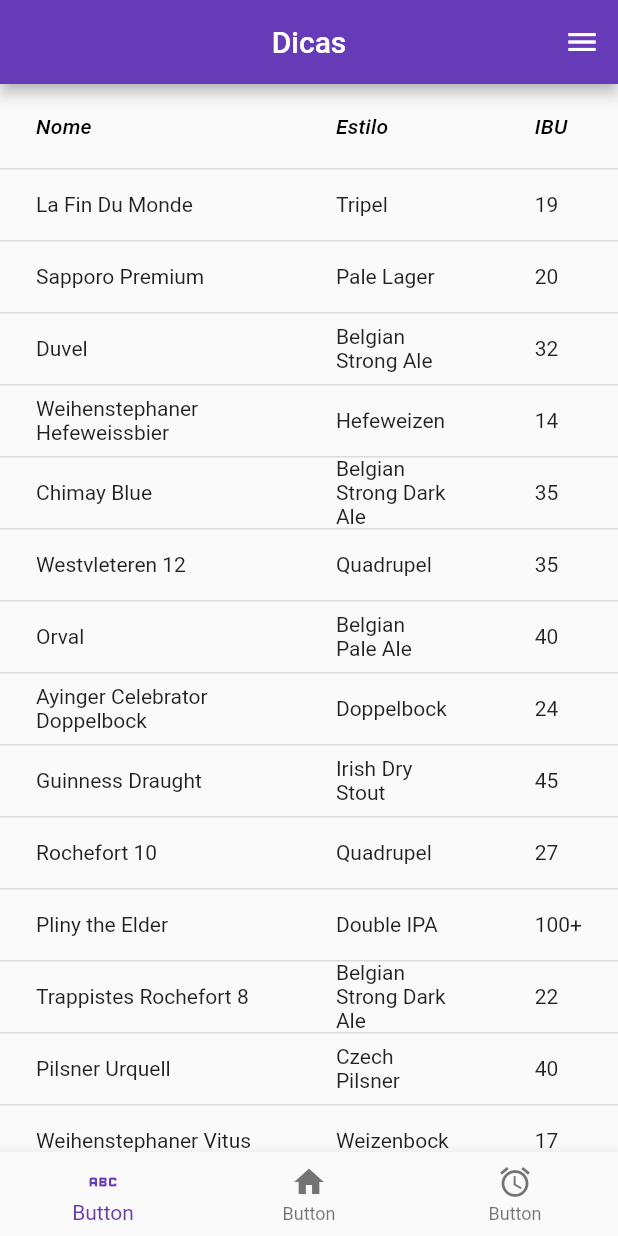
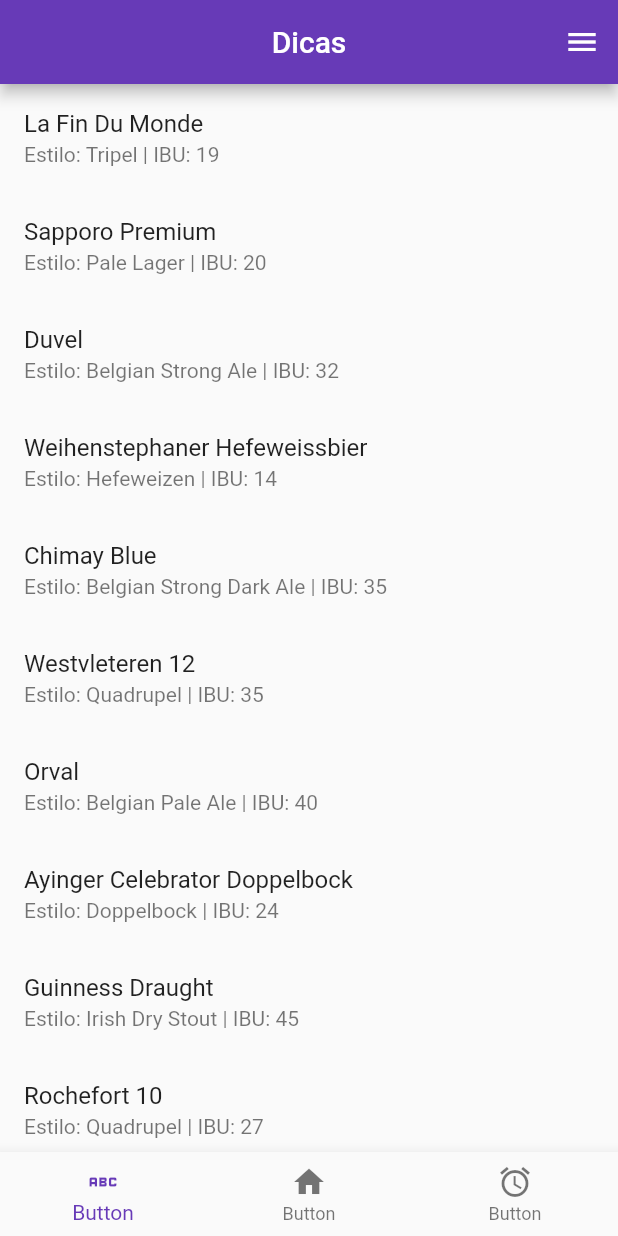
Before and after one commit to StenioEric/POO---UFRN, a Flutter app: the screen it shows after launch, on a phone screen of 412 x 824 dp. Run offline on Flutter 3.47's test engine with Material 2 defaults, Android fonts, the phone set to English and light mode, and no system bars.

Commit message:
Receita 4.2

```diff
--- a/Receita 4/lib/main.dart
+++ b/Receita 4/lib/main.dart
@@ -116,74 +116,27 @@ class NewNavBar extends StatelessWidget {
 }
 
 // Define um widget Flutter que exibe uma tabela de dados
-class DataBodyWidget extends StatelessWidget {
-
-  // Lista de objetos que serão exibidos na tabela
-  final List objects;
-  // Construtor da classe DataBodyWidget
-  DataBodyWidget({this.objects = const []});
-  // Método obrigatório que constrói a interface do widget
-  @override
-  Widget build(BuildContext context) {
-    // Nomes das colunas da tabela
-    var columnNames = ["Nome","Estilo","IBU"];
-    // Nomes das propriedades nos objetos que correspondem às colunas
-    var propertyNames = ["name", "style", "ibu"];
-    return Center(
-      child:SingleChildScrollView(
-        scrollDirection: Axis.vertical,
-          child: DataTable(
-            columns: columnNames.map(
-            // Para cada nome de coluna, cria um DataColumn com o nome e estilo itálico
-            (name) => DataColumn(
-              label: Text(name, style: TextStyle(fontStyle: FontStyle.italic))
-              )
-            ).toList(),
-            rows: objects.map(
-              (obj) => DataRow(
-                cells: propertyNames.map(
-                  (propName) => DataCell(Text(obj[propName]))
-                ).toList()
-              )
-            ).toList(),
-          ),
-        )
-    );
-  }
-}
-
-// Define um widget Flutter que exibe uma tabela de dados
 class MytileWidget extends StatelessWidget {
 
   // Lista de objetos que serão exibidos na tabela
   final List objects;
-  // Construtor da classe DataBodyWidget
+  // Construtor da classe MytileWidget
   MytileWidget({this.objects = const []});
-  // Método obrigatório que constrói a interface do widget
-    var columnNames = ["Nome","Estilo","IBU"];
-    // Nomes das propriedades nos objetos que correspondem às colunas
-    var propertyNames = ["name", "style", "ibu"];
   @override
   Widget build(BuildContext context) {
-    return ListView(
-      scrollDirection:Axis.vertical,
-      children: [
-        DataTable(
-          columns: columnNames.map(
-          // Para cada nome de coluna, cria um DataColumn com o nome e estilo itálico
-          (name) => DataColumn(
-            label: Text(name, style: TextStyle(fontStyle: FontStyle.italic))
-            )
-          ).toList(),
-          rows: objects.map(
-            (obj) => DataRow(
-              cells: propertyNames.map(
-                (propName) => DataCell(Text(obj[propName]))
-              ).toList()
-            )
-          ).toList(),
-        ),
-      ],
+    return ListView.builder(
+      scrollDirection: Axis.vertical,
+      itemCount: objects.length,
+      itemBuilder: (context,index){
+      final obj = objects[index];
+        return ListTile(
+          title: Text(obj["name"]),
+          subtitle: Text("Estilo: ${obj["style"]} | IBU: ${obj["ibu"]}"),
+          onTap: () {
+            print("Tapped on ${obj["name"]}");
+          },
+        );
+      },
     );
   }
 }
```
